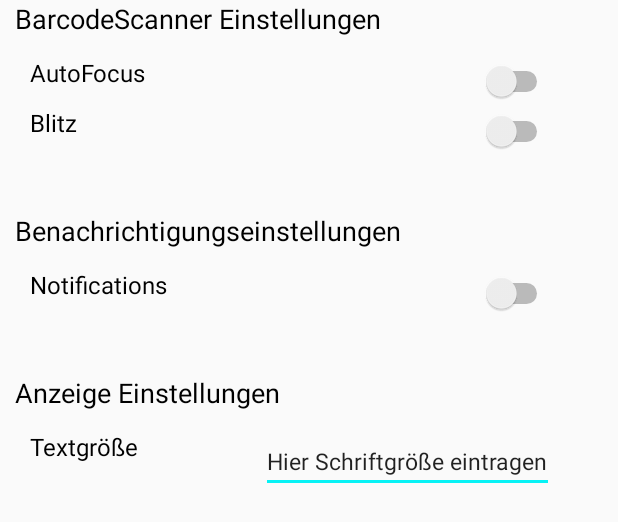
After one commit to ChristopherPS96/SmartFridge, an Android app: the layout settings.xml on its own in the app's theme, with its tools: preview values and no code run, on a phone screen of 412 x 824 dp. The commit adds this screen. Shown: the top 522 px of the screen. Run offline under Robolectric (Android 15) with nearby library versions, the phone set to English and light mode, and no system bars.

Commit message:
geändert: DialogBuilder (keine Ahnung, ob richtig in die DB eingefügt - Test später), erstellt: settings.xml 10.05

```diff
--- a/app/src/main/java/com/example/christopher/smartfridge/DialogBuilder.java
+++ b/app/src/main/java/com/example/christopher/smartfridge/DialogBuilder.java
@@ -1,19 +1,21 @@
 package com.example.christopher.smartfridge;
 
-import android.app.DatePickerDialog;
 import android.content.DialogInterface;
+import android.content.Intent;
 import android.os.Bundle;
 import android.support.v7.app.AlertDialog;
 import android.support.v7.app.AppCompatActivity;
 import android.view.View;
 import android.widget.AdapterView;
-import android.widget.DatePicker;
 import android.widget.EditText;
 import android.widget.LinearLayout;
 import android.widget.ListView;
 import android.widget.Toast;
+import com.example.christopher.bestands_app.R;
+import com.j256.ormlite.android.apptools.OpenHelperManager;
+import com.j256.ormlite.dao.Dao;
 
-import com.example.christopher.bestands_app.R;
+import java.sql.SQLException;
 
 public class DialogBuilder extends AppCompatActivity {
 
@@ -32,6 +34,34 @@ public class DialogBuilder extends AppCompatActivity {
         });
         DialogScanItem(null);
     }
+
+//////////////////////////////////////////////////////////////////////////////////////////////////////
+
+    //Quelle: http://www.androidbegin.com/tutorial/android-ormlite-with-sqlite-database-tutorial/
+    final ScanItem scanItem = new ScanItem();
+    ListView listViewScanItem = findViewById(R.id.listViewScanItems);
+
+    private OrmDbHelper ormDbHelper = null;
+
+    private OrmDbHelper getOrmDbHelper(){
+        if(ormDbHelper == null){
+            ormDbHelper = OpenHelperManager.getHelper(this, OrmDbHelper.class);
+        }
+        return ormDbHelper;
+    }
+
+
+    @Override
+    public void onDestroy(){
+        super.onDestroy();
+
+        if(ormDbHelper != null){
+            OpenHelperManager.releaseHelper();
+            ormDbHelper = null;
+        }
+    }
+
+//////////////////////////////////////////////////////////////////////////////////////////////////////
 
 
     String gewaehlterScanItemTitel = "";
@@ -67,7 +97,26 @@ public class DialogBuilder extends AppCompatActivity {
                 //wenn Name des ScanItems nicht leer und es ein neuer Eintrag ist
                 if (AenderungTitel.length() > 0 && neuerEintrag) {
 
-                    //////hier zur datenbank hinzufügen//////
+////////////////////hier zur datenbank hinzufügen  - später extra methode draus machen////////////////
+
+                    //Quelle: http://www.androidbegin.com/tutorial/android-ormlite-with-sqlite-database-tutorial/
+
+                    Intent intent = getIntent();
+                    Bundle bundle = intent.getExtras();
+
+                    if (bundle != null) {
+                        String barcode = (String) bundle.get("barcode");
+                        scanItem.setName(AenderungTitel);
+                        scanItem.setBarcode(barcode);
+                    }
+
+                    try{
+                        final Dao<ScanItem, Integer> scanItemDao = getOrmDbHelper().createScanItemDAO();
+                        scanItemDao.create(scanItem);
+                    } catch (SQLException e) {
+                        e.printStackTrace();
+                    }
+//////////////////////////////////////////////////////////////////////////////////////////////////////
 
                     setResult(RESULT_OK);
 
@@ -101,4 +150,7 @@ public class DialogBuilder extends AppCompatActivity {
     public void UpdateScanItem() {
         //////hier DB updaten//////
     }
+
+    //////////////////////hier Zeugs aus DB holen und in Listview schmeißen//////////////////
+
 }
--- a/app/src/main/java/com/example/christopher/smartfridge/MainActivity.java
+++ b/app/src/main/java/com/example/christopher/smartfridge/MainActivity.java
@@ -98,9 +98,10 @@ public class MainActivity extends AppCompatActivity implements ZXingScannerView.
        // Intent intent = new Intent(this, MainActivity.class);
         //startActivity(intent);
         //Toast.makeText(this, rawResult.getText() + " " + rawResult.getBarcodeFormat().toString(), Toast.LENGTH_SHORT).show();
-        //////////hier Dialog-Feld zum Bearbeiten des Scanitems aufrufen(?)//////////
 
         Intent intentScan = new Intent(this, DialogBuilder.class);
+        //Barcode mitgeben
+        intentScan.putExtra("barcode", rawResult.getText() + " " + rawResult.getBarcodeFormat().toString());
         startActivityForResult(intentScan, 123);
     }
 
--- a/app/src/main/java/com/example/christopher/smartfridge/OrmDbHelper.java
+++ b/app/src/main/java/com/example/christopher/smartfridge/OrmDbHelper.java
@@ -8,6 +8,7 @@ import android.os.Environment;
 import android.util.Log;
 
 import com.j256.ormlite.android.apptools.OrmLiteSqliteOpenHelper;
+import com.j256.ormlite.dao.Dao;
 import com.j256.ormlite.dao.DaoManager;
 import com.j256.ormlite.support.ConnectionSource;
 import com.j256.ormlite.table.TableUtils;
@@ -48,7 +49,7 @@ public class OrmDbHelper extends OrmLiteSqliteOpenHelper {
         }
     }
 
-    public com.j256.ormlite.dao.Dao<ScanItem, Integer> createScanItemDAO() {
+    public Dao<ScanItem, Integer> createScanItemDAO() {
         try {
             return DaoManager.createDao(connectionSource, ScanItem.class);
         } catch (SQLException ex) {
@@ -57,7 +58,7 @@ public class OrmDbHelper extends OrmLiteSqliteOpenHelper {
         return null;
     }
 
-    public com.j256.ormlite.dao.Dao<BestandItem, Integer> createBestandItemDAO() {
+    public Dao<BestandItem, Integer> createBestandItemDAO() {
         try {
             return DaoManager.createDao(connectionSource, BestandItem.class);
         } catch (SQLException ex) {
--- a/app/src/main/java/com/example/christopher/smartfridge/ScanItem.java
+++ b/app/src/main/java/com/example/christopher/smartfridge/ScanItem.java
@@ -1,23 +1,10 @@
 package com.example.christopher.smartfridge;
 
-import android.content.DialogInterface;
-import android.os.Bundle;
-import android.support.v7.app.AlertDialog;
-import android.support.v7.app.AppCompatActivity;
-import android.view.View;
-import android.widget.AdapterView;
-import android.widget.EditText;
-import android.widget.LinearLayout;
-import android.widget.ListView;
-import android.widget.TimePicker;
-import android.widget.Toast;
-
-import com.example.christopher.bestands_app.R;
 import com.j256.ormlite.field.DatabaseField;
 import com.j256.ormlite.table.DatabaseTable;
 
 @DatabaseTable(tableName = "scanItem")
-public class ScanItem extends AppCompatActivity {
+public class ScanItem{
     @DatabaseField(id = true)
     private String barcode;
     @DatabaseField
@@ -27,6 +14,8 @@ public class ScanItem extends AppCompatActivity {
         this.barcode = barcode;
         this.name = name;
     }
+
+    public ScanItem(){}
 
     public String getName() {
         return name;
--- a/app/src/main/res/layout/scan_item_list.xml
+++ b/app/src/main/res/layout/scan_item_list.xml
@@ -5,23 +5,6 @@
     android:layout_width="match_parent"
     android:layout_height="match_parent">
 
-
-    <ListView
-        android:id="@+id/listViewScanItems"
-        android:layout_width="298dp"
-        android:layout_height="447dp"
-        android:layout_marginBottom="8dp"
-        android:layout_marginEnd="8dp"
-        android:layout_marginLeft="8dp"
-        android:layout_marginRight="8dp"
-        android:layout_marginStart="8dp"
-        android:layout_marginTop="8dp"
-        app:layout_constraintBottom_toBottomOf="parent"
-        app:layout_constraintEnd_toEndOf="parent"
-        app:layout_constraintHorizontal_bias="0.0"
-        app:layout_constraintStart_toStartOf="parent"
-        app:layout_constraintTop_toTopOf="parent"
-        app:layout_constraintVertical_bias="0.833" />
 
     <android.support.design.widget.FloatingActionButton
         android:id="@+id/fab"
@@ -38,9 +21,26 @@
         android:tint="@android:color/black"
         app:layout_constraintBottom_toBottomOf="parent"
         app:layout_constraintEnd_toEndOf="parent"
-        app:layout_constraintHorizontal_bias="0.937"
+        app:layout_constraintHorizontal_bias="1.0"
         app:layout_constraintStart_toStartOf="parent"
         app:layout_constraintTop_toTopOf="parent"
         app:layout_constraintVertical_bias="1.0"
         app:srcCompat="@android:drawable/ic_input_add" />
+
+    <ListView
+        android:id="@+id/listViewScanItems"
+        android:layout_width="353dp"
+        android:layout_height="409dp"
+        android:layout_marginBottom="8dp"
+        android:layout_marginEnd="8dp"
+        android:layout_marginLeft="8dp"
+        android:layout_marginRight="8dp"
+        android:layout_marginStart="8dp"
+        android:layout_marginTop="8dp"
+        app:layout_constraintBottom_toBottomOf="parent"
+        app:layout_constraintEnd_toEndOf="parent"
+        app:layout_constraintHorizontal_bias="0.533"
+        app:layout_constraintStart_toStartOf="parent"
+        app:layout_constraintTop_toTopOf="parent"
+        app:layout_constraintVertical_bias="0.166" />
 </android.support.constraint.ConstraintLayout>
--- /dev/null
+++ b/app/src/main/res/layout/settings.xml
@@ -0,0 +1,133 @@
+<?xml version="1.0" encoding="utf-8"?>
+<LinearLayout xmlns:android="http://schemas.android.com/apk/res/android"
+    android:layout_height="match_parent"
+    android:layout_width="match_parent"
+    android:orientation="vertical">
+
+    <TextView
+        android:id="@+id/textView1"
+        android:layout_width="match_parent"
+        android:layout_height="37dp"
+        android:text="BarcodeScanner Einstellungen"
+        android:paddingLeft="10dp"
+        android:textColor="@android:color/black"
+        android:textSize="18sp" />
+
+    <TableRow
+        android:layout_width="match_parent"
+        android:layout_height="33dp" >
+
+        <TextView
+            android:id="@+id/textView2"
+            android:layout_width="313dp"
+            android:layout_height="match_parent"
+            android:paddingLeft="20dp"
+            android:text="AutoFocus"
+            android:textColor="@android:color/black"
+            android:textSize="16sp" />
+
+        <Switch
+            android:id="@+id/autofocus"
+            android:layout_width="55dp"
+            android:layout_height="match_parent" />
+    </TableRow>
+
+    <TableRow
+        android:layout_width="match_parent"
+        android:layout_height="33dp" >
+
+        <TextView
+            android:id="@+id/textView3"
+            android:layout_width="313dp"
+            android:layout_height="match_parent"
+            android:paddingLeft="20dp"
+            android:text="Blitz"
+            android:textColor="@android:color/black"
+            android:textSize="16sp" />
+
+        <Switch
+            android:id="@+id/blitz"
+            android:layout_width="55dp"
+            android:layout_height="match_parent" />
+    </TableRow>
+
+    <TextView
+        android:id="@+id/textView4"
+        android:layout_width="match_parent"
+        android:layout_height="37dp"
+        android:text=""
+        android:textColor="@android:color/black"
+        android:textSize="18sp" />
+
+    <TextView
+        android:id="@+id/textView5"
+        android:layout_width="match_parent"
+        android:layout_height="37dp"
+        android:text="Benachrichtigungseinstellungen"
+        android:paddingLeft="10dp"
+        android:textColor="@android:color/black"
+        android:textSize="18sp" />
+
+    <TableRow
+        android:layout_width="match_parent"
+        android:layout_height="33dp" >
+
+        <TextView
+            android:id="@+id/textView6"
+            android:layout_width="313dp"
+            android:layout_height="match_parent"
+            android:paddingLeft="20dp"
+            android:text="Notifications"
+            android:textColor="@android:color/black"
+            android:textSize="16sp" />
+
+        <Switch
+            android:id="@+id/notifications"
+            android:layout_width="55dp"
+            android:layout_height="match_parent" />
+    </TableRow>
+
+    <TextView
+        android:id="@+id/textView7"
+        android:layout_width="match_parent"
+        android:layout_height="37dp"
+        android:text=""
+        android:textColor="@android:color/black"
+        android:textSize="18sp" />
+
+    <TextView
+        android:id="@+id/textView8"
+        android:layout_width="match_parent"
+        android:layout_height="37dp"
+        android:text="Anzeige Einstellungen"
+        android:paddingLeft="10dp"
+        android:textColor="@android:color/black"
+        android:textSize="18sp" />
+
+    <TableRow
+        android:layout_width="match_parent"
+        android:layout_height="wrap_content">
+
+
+        <TextView
+            android:id="@+id/textView10"
+            android:layout_width="174dp"
+            android:layout_height="match_parent"
+            android:paddingLeft="20dp"
+            android:text="Textgröße"
+            android:textColor="@android:color/black"
+            android:textSize="16sp" />
+
+        <EditText
+            android:id="@+id/textgroeße"
+            android:layout_width="195dp"
+            android:layout_height="match_parent"
+            android:ems="10"
+            android:inputType="textPersonName"
+            android:text="Hier Schriftgröße eintragen"
+            android:textSize="15dp" />
+
+
+    </TableRow>
+
+</LinearLayout>
```
